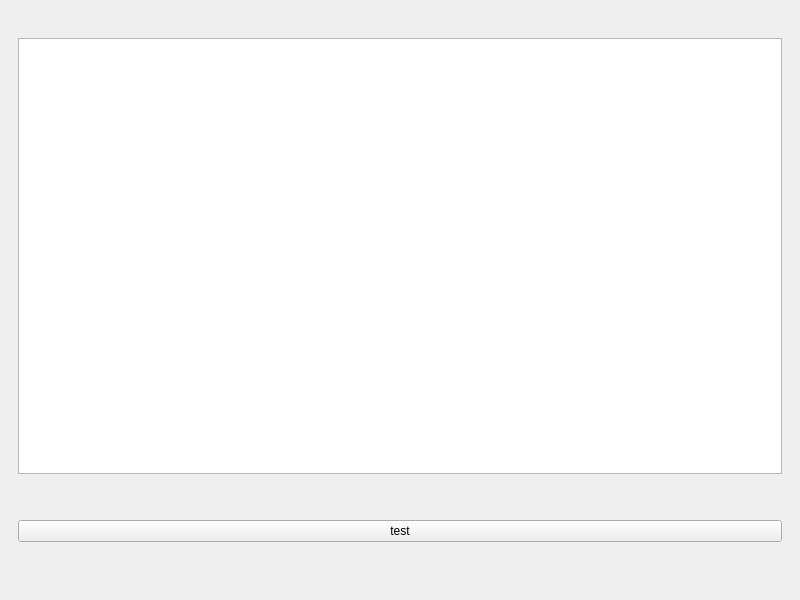
Before: the Qt Designer form mainwindow.ui in CrassusXY/Eagle-has-landed, drawn with Qt 5.
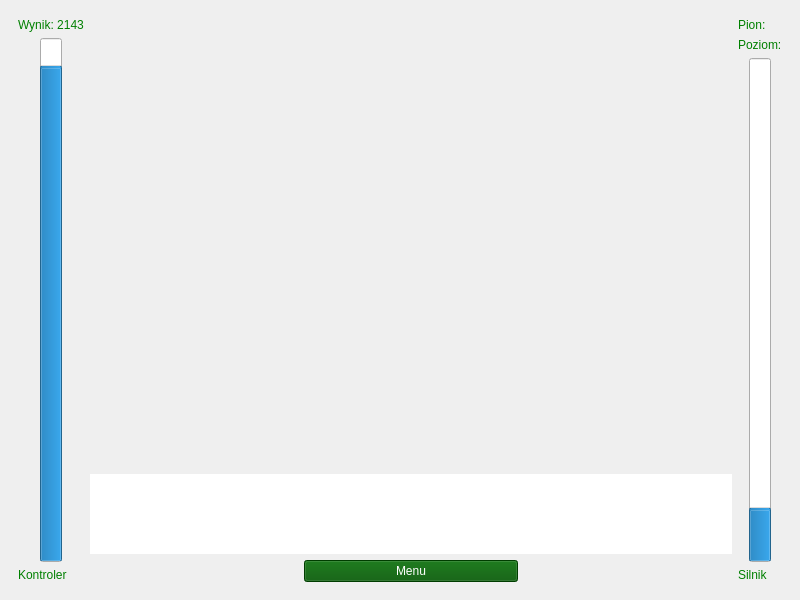
After: the same form once the commit is applied. The open tabs and pages were chosen to show the change. Icons and pictures are not drawn.

Commit message: added game view

Diff of the .ui file:
```diff
--- a/mainwindow.ui
+++ b/mainwindow.ui
@@ -333,17 +333,111 @@
        </property>
        <layout class="QVBoxLayout" name="verticalLayout_3">
         <item>
-         <spacer name="verticalSpacer_4">
+         <layout class="QHBoxLayout" name="horizontalLayout_5">
+          <property name="topMargin">
+           <number>0</number>
+          </property>
+          <item>
+           <layout class="QVBoxLayout" name="verticalLayout_4">
+            <property name="leftMargin">
+             <number>0</number>
+            </property>
+            <item>
+             <widget class="QLabel" name="Height">
+              <property name="styleSheet">
+               <string notr="true">color: green; 
+font: 9pt &quot;RomanD&quot;;</string>
+              </property>
+              <property name="text">
+               <string>Wynik: 2143</string>
+              </property>
+             </widget>
+            </item>
+            <item>
+             <layout class="QHBoxLayout" name="horizontalLayout_9">
+              <property name="topMargin">
+               <number>0</number>
+              </property>
+              <item>
+               <widget class="QProgressBar" name="HeightBar">
+                <property name="layoutDirection">
+                 <enum>Qt::LeftToRight</enum>
+                </property>
+                <property name="value">
+                 <number>94</number>
+                </property>
+                <property name="alignment">
+                 <set>Qt::AlignCenter</set>
+                </property>
           <property name="orientation">
            <enum>Qt::Vertical</enum>
           </property>
-          <property name="sizeHint" stdset="0">
+                <property name="textDirection">
+                 <enum>QProgressBar::TopToBottom</enum>
+                </property>
+                <property name="format">
+                 <string/>
+                </property>
+               </widget>
+              </item>
+             </layout>
+            </item>
+            <item>
+             <layout class="QHBoxLayout" name="horizontalLayout_7">
+              <property name="topMargin">
+               <number>0</number>
+              </property>
+              <item>
+               <widget class="QLabel" name="label_6">
+                <property name="styleSheet">
+                 <string notr="true">color: green; 
+font: 9pt &quot;RomanD&quot;;</string>
+                </property>
+                <property name="text">
+                 <string>Kontroler</string>
+                </property>
+               </widget>
+              </item>
+              <item>
+               <widget class="QLabel" name="ControlerStatus">
+                <property name="text">
+                 <string/>
+                </property>
+               </widget>
+              </item>
+             </layout>
+            </item>
+           </layout>
+          </item>
+          <item>
+           <layout class="QVBoxLayout" name="verticalLayout_2">
+            <property name="leftMargin">
+             <number>0</number>
+            </property>
+            <item>
+             <widget class="QGraphicsView" name="viewer">
+              <property name="minimumSize">
            <size>
-            <width>20</width>
-            <height>20</height>
-           </size>
-          </property>
-         </spacer>
+                <width>0</width>
+                <height>450</height>
+               </size>
+              </property>
+              <property name="styleSheet">
+               <string notr="true">background-color: transparent;</string>
+              </property>
+              <property name="frameShape">
+               <enum>QFrame::NoFrame</enum>
+              </property>
+              <property name="lineWidth">
+               <number>0</number>
+              </property>
+              <property name="verticalScrollBarPolicy">
+               <enum>Qt::ScrollBarAlwaysOff</enum>
+              </property>
+              <property name="horizontalScrollBarPolicy">
+               <enum>Qt::ScrollBarAlwaysOff</enum>
+              </property>
+             </widget>
         </item>
         <item>
          <widget class="QTextEdit" name="serialPortPrinter">
@@ -356,17 +450,25 @@
           <property name="styleSheet">
            <string notr="true"/>
           </property>
+              <property name="frameShape">
+               <enum>QFrame::NoFrame</enum>
+              </property>
          </widget>
         </item>
         <item>
-         <spacer name="verticalSpacer_3">
+             <layout class="QHBoxLayout" name="horizontalLayout_6">
+              <property name="topMargin">
+               <number>0</number>
+              </property>
+              <item>
+               <spacer name="horizontalSpacer_9">
           <property name="orientation">
-           <enum>Qt::Vertical</enum>
+                 <enum>Qt::Horizontal</enum>
           </property>
           <property name="sizeHint" stdset="0">
            <size>
-            <width>20</width>
-            <height>40</height>
+                  <width>10</width>
+                  <height>20</height>
            </size>
           </property>
          </spacer>
@@ -379,23 +481,112 @@
             <verstretch>0</verstretch>
            </sizepolicy>
           </property>
+                <property name="styleSheet">
+                 <string notr="true">border-image: transparent;
+font: 9pt &quot;RomanD&quot;;
+background-color: rgb(0, 85, 0);
+color: white;</string>
+                </property>
           <property name="text">
-           <string>test</string>
+                 <string>Menu</string>
           </property>
          </widget>
         </item>
         <item>
-         <spacer name="verticalSpacer_2">
+               <spacer name="horizontalSpacer_10">
           <property name="orientation">
-           <enum>Qt::Vertical</enum>
+                 <enum>Qt::Horizontal</enum>
           </property>
           <property name="sizeHint" stdset="0">
            <size>
-            <width>20</width>
-            <height>40</height>
+                  <width>10</width>
+                  <height>20</height>
            </size>
           </property>
          </spacer>
+              </item>
+             </layout>
+            </item>
+           </layout>
+          </item>
+          <item>
+           <layout class="QVBoxLayout" name="verticalLayout_6">
+            <property name="rightMargin">
+             <number>0</number>
+            </property>
+            <item>
+             <widget class="QLabel" name="VerticalVel">
+              <property name="styleSheet">
+               <string notr="true">color: green; 
+font: 9pt &quot;RomanD&quot;;</string>
+              </property>
+              <property name="text">
+               <string>Pion: </string>
+              </property>
+             </widget>
+            </item>
+            <item>
+             <widget class="QLabel" name="HorizontalVel">
+              <property name="styleSheet">
+               <string notr="true">color: green; 
+font: 9pt &quot;RomanD&quot;;</string>
+              </property>
+              <property name="text">
+               <string>Poziom:</string>
+              </property>
+             </widget>
+            </item>
+            <item>
+             <layout class="QHBoxLayout" name="horizontalLayout_10">
+              <property name="topMargin">
+               <number>0</number>
+              </property>
+              <item>
+               <widget class="QProgressBar" name="FuelBar">
+                <property name="value">
+                 <number>10</number>
+                </property>
+                <property name="orientation">
+                 <enum>Qt::Vertical</enum>
+                </property>
+               </widget>
+              </item>
+             </layout>
+            </item>
+            <item>
+             <layout class="QHBoxLayout" name="horizontalLayout_8">
+              <property name="topMargin">
+               <number>0</number>
+              </property>
+              <item>
+               <widget class="QLabel" name="label_7">
+                <property name="styleSheet">
+                 <string notr="true">color: green; 
+font: 9pt &quot;RomanD&quot;;</string>
+                </property>
+                <property name="text">
+                 <string>Silnik</string>
+                </property>
+               </widget>
+              </item>
+              <item>
+               <widget class="QLabel" name="EngineStatus">
+                <property name="styleSheet">
+                 <string notr="true"/>
+                </property>
+                <property name="text">
+                 <string/>
+                </property>
+               </widget>
+              </item>
+             </layout>
+            </item>
+           </layout>
+          </item>
+          <item>
+           <layout class="QVBoxLayout" name="verticalLayout_5"/>
+          </item>
+         </layout>
         </item>
        </layout>
       </widget>
```
Left out of the diff: 32 changed lines with no effect on the pictures. Lines whose indentation alone changed are shown as unchanged. The commit also changes 30 other files.
